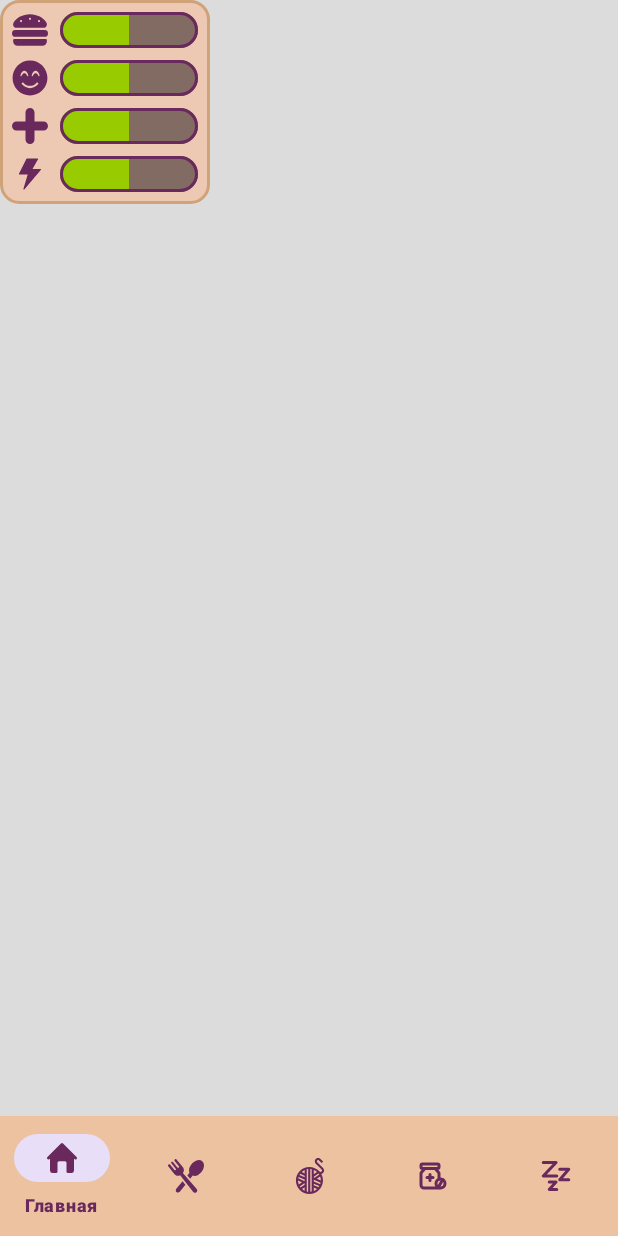
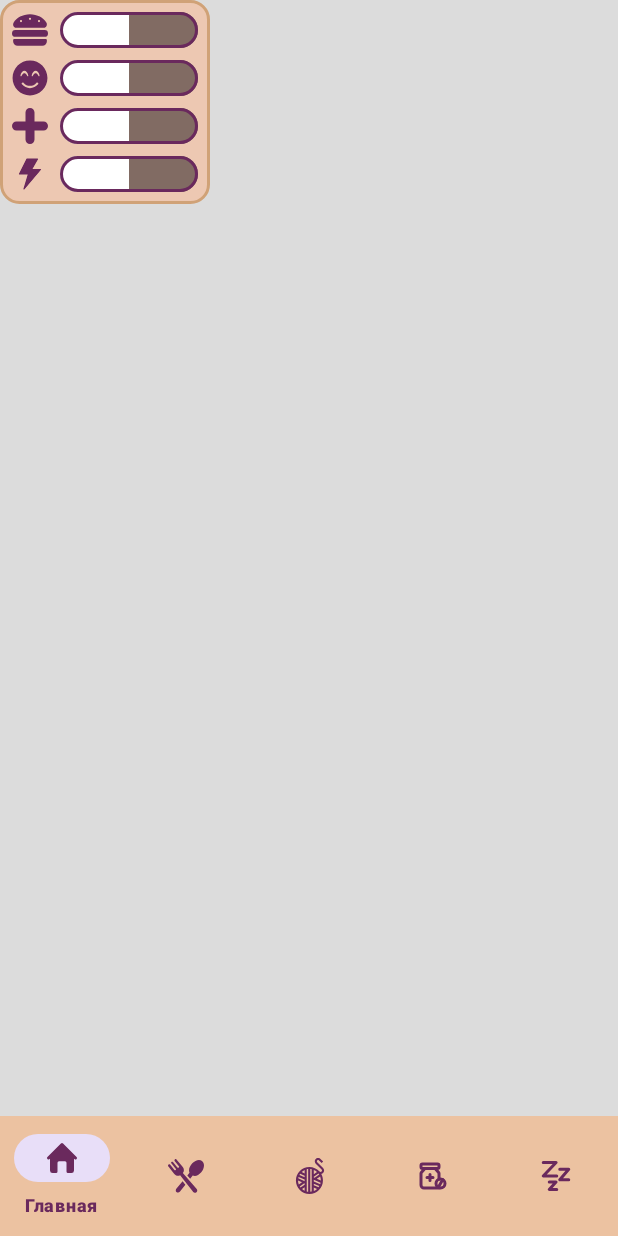
Before and after one commit to GrechkoIvan/NecoArcTamagotchi, an Android app: the screen it shows after launch (MainActivity), on a phone screen of 412 x 824 dp. Run offline under Robolectric (Android 15) with nearby library versions, the phone set to English and light mode, and no system bars.

Commit message:
Added a manager to smoothly change the color of the ProgressBar

```diff
--- a/app/src/main/res/drawable/rounded_progress_bar.xml
+++ b/app/src/main/res/drawable/rounded_progress_bar.xml
@@ -1,5 +1,5 @@
 <layer-list xmlns:android="http://schemas.android.com/apk/res/android">
-    <item>
+    <item android:id="@android:id/background">
         <shape android:shape="rectangle">
             <corners android:radius="20dp" />
             <solid android:color="@color/progress_background_color" />
@@ -9,11 +9,11 @@
         <clip>
             <shape android:shape="rectangle">
                 <corners android:radius="20dp" />
-                <solid android:color="@android:color/holo_green_light" />
+                <solid android:color="@color/white" />
             </shape>
         </clip>
     </item>
-    <item android:id="@android:id/background">
+    <item>
         <shape android:shape="rectangle">
             <corners android:radius="20dp" />
             <solid android:color="@android:color/transparent" />
```
Also changed, not shown: app/src/main/java/com/example/necoarctamagotchi/ProgressColorManager.java (added, +37 -0 lines).
